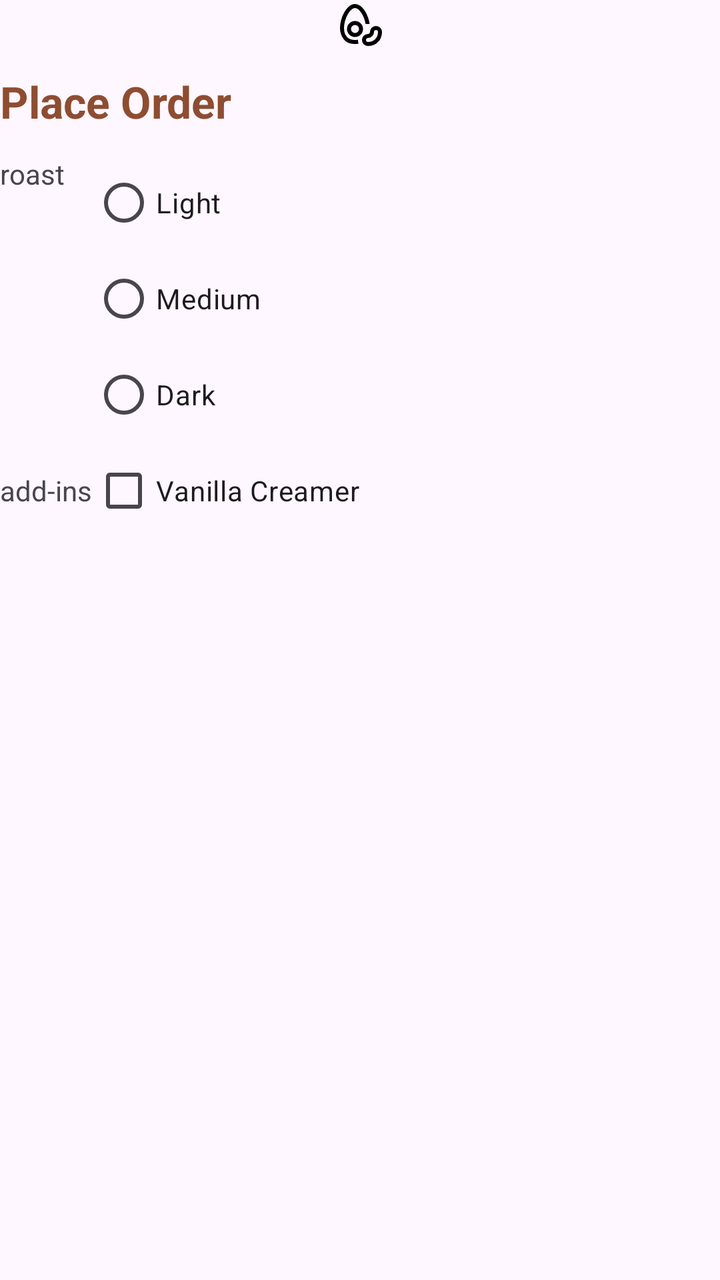
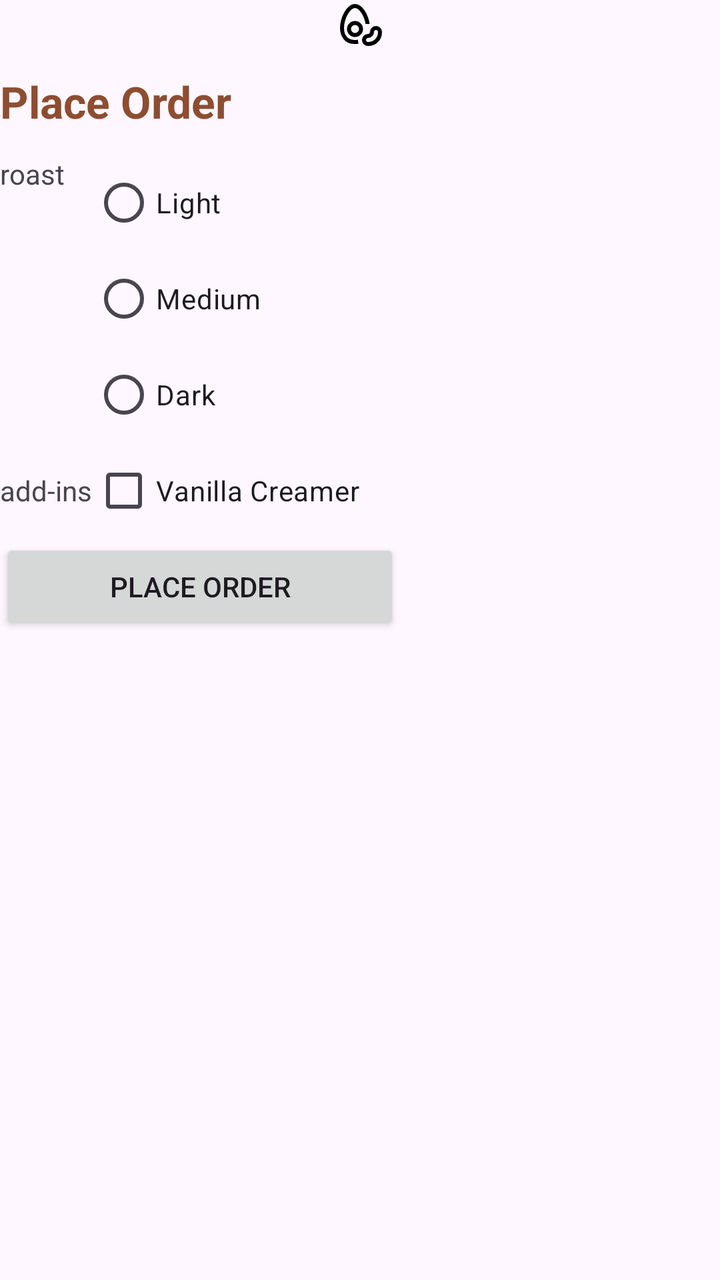

Screens rendered from an Android XML layout before and after an edit, with the pre-edit source and the edit as a unified diff.
<!-- AndroidManifest.xml: application theme Theme.CoffeeMid -->
<!-- res/layout/activity_order_menu.xml -->
<?xml version="1.0" encoding="utf-8"?>
<GridLayout xmlns:android="http://schemas.android.com/apk/res/android"
    xmlns:app="http://schemas.android.com/apk/res-auto"
    xmlns:tools="http://schemas.android.com/tools"
    android:id="@+id/main"
    android:layout_width="match_parent"
    android:layout_height="match_parent"
    android:columnCount="2"
    tools:context=".OrderMenu">

    <ImageView
        android:id="@+id/BeanIcon"
        android:layout_width="match_parent"
        android:layout_height="wrap_content"
        android:layout_columnSpan="2"

        android:src="@drawable/outline_avocado_bean_24"
        android:contentDescription="@string/app_logo"
        />

    <TextView
        android:id="@+id/menu_title"
        style="@style/AppTitle"
        android:text="Place Order"
        />

    <TextView
        android:id="@+id/roast_textview"
        android:text="roast"
        />

    <RadioGroup
        android:id="@+id/roast_radio">

        <RadioButton
            android:id="@+id/light_opt"
            android:layout_width="wrap_content"
            android:layout_height="wrap_content"
            android:text="Light" />

        <RadioButton
            android:id="@+id/medium_opt"
            android:layout_width="wrap_content"
            android:layout_height="wrap_content"
            android:text="Medium" />

        <RadioButton
            android:id="@+id/dark_opt"
            android:layout_width="wrap_content"
            android:layout_height="wrap_content"
            android:text="Dark" />
    </RadioGroup>

    <TextView
        android:id="@+id/add_textview"
        android:text="add-ins"
        />
    <CheckBox
        android:text="Vanilla Creamer"
        />

</GridLayout>
<!-- resources referenced by this layout -->
<resources>
  <!-- drawable outline_avocado_bean_24: vector/xml drawable (drawable, 2052 chars, omitted) -->
  <string name="app_logo">App_Logo</string>
  <style name="AppTitle">
          <item name="android:textSize">22sp</item>
          <item name="android:textStyle">bold</item>
          <item name="android:layout_width">match_parent</item>
          <item name="android:layout_height">wrap_content</item>
          <item name="android:paddingTop">12dp</item>
          <item name="android:paddingBottom">12dp</item>
          <item name="android:textAlignment">center</item>
          <item name="android:layout_columnSpan">2</item>
          <item name="android:textColor">?attr/colorPrimary</item>
      </style>
  <style name="Theme.CoffeeMid" parent="Base.Theme.CoffeeMid" />
  <style name="Base.Theme.CoffeeMid" parent="Theme.Material3.DayNight.NoActionBar">
          <item name="colorPrimary">@color/coffee_primary</item>
          <item name="colorSecondary">@color/coffee_secondary</item>
          <item name="colorSurface">@color/coffee_surface</item>
      </style>
  <color name="coffee_primary">#8e4d31</color>
  <color name="coffee_secondary">#77574b</color>
  <color name="coffee_surface">#685e30</color>
</resources>

<!-- the commit's change to res/layout/activity_order_menu.xml (unified diff, before → after) -->
@@ -59,4 +59,12 @@
         android:text="Vanilla Creamer"
         />
 
+    <Button
+            android:id="@+id/submit_order"
+            android:layout_width="200dp"
+            android:layout_columnSpan="2"
+
+            android:text="Place Order"
+        />
+
 </GridLayout>
